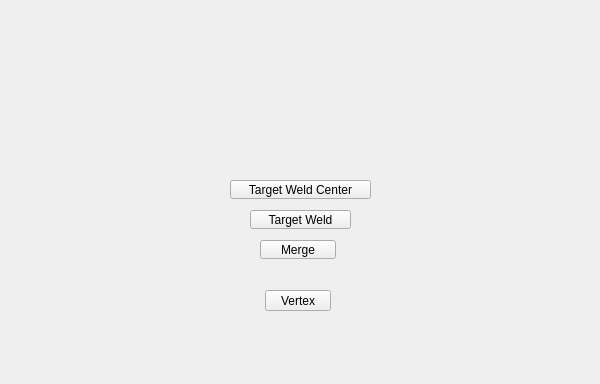
First picture: the form in tentacle/ui/polygons#vertex#submenu.ui, repository m3trik/tentacle, before the edit; both pictures show x 0 to 600 and y 0 to 384 of the 600 by 600 pixel window.
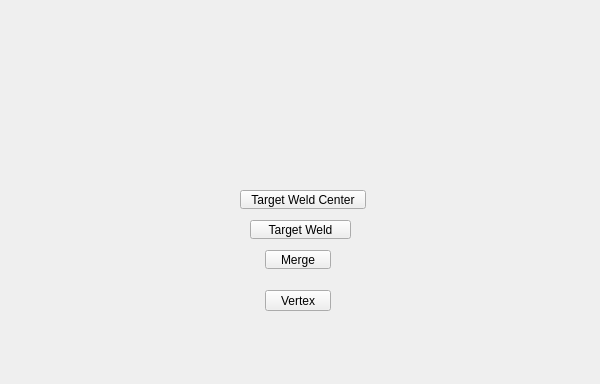
Second picture: the form after the edit. Custom widgets are drawn as their Qt base class.

Patch:
```diff
--- a/tentacle/ui/polygons#vertex#submenu.ui
+++ b/tentacle/ui/polygons#vertex#submenu.ui
@@ -56,9 +56,9 @@
     </property>
     <property name="geometry">
      <rect>
-      <x>260</x>
-      <y>240</y>
-      <width>76</width>
+      <x>265</x>
+      <y>250</y>
+      <width>66</width>
       <height>19</height>
      </rect>
     </property>
@@ -122,7 +122,7 @@
     <property name="geometry">
      <rect>
       <x>250</x>
-      <y>210</y>
+      <y>220</y>
       <width>101</width>
       <height>19</height>
      </rect>
@@ -195,9 +195,9 @@
     </property>
     <property name="geometry">
      <rect>
-      <x>230</x>
-      <y>180</y>
-      <width>141</width>
+      <x>240</x>
+      <y>190</y>
+      <width>126</width>
       <height>19</height>
      </rect>
     </property>
```
